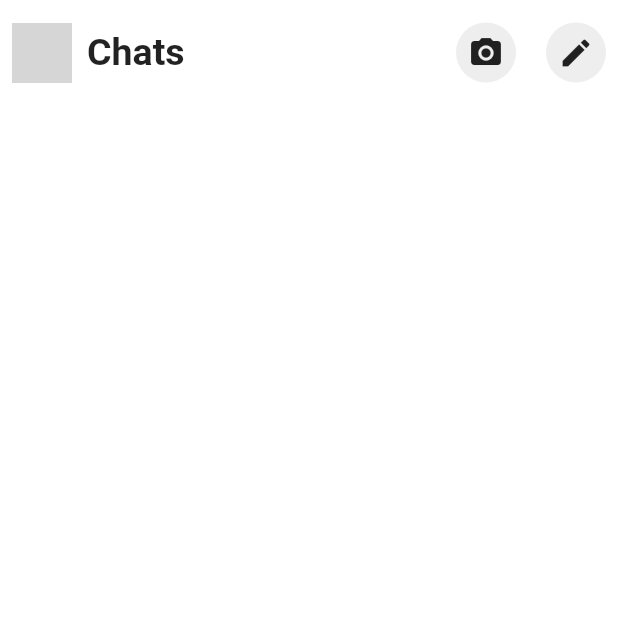
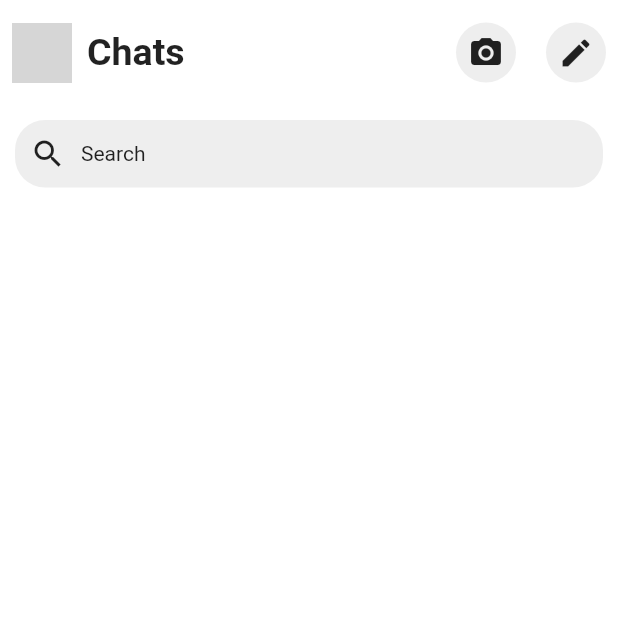
Before and after one commit to Mobile-App-Resources/FlutterUIPractice, a Flutter app: the screen it shows after launch, on a phone screen of 412 x 824 dp, the top half of it. Run offline on Flutter 3.47's test engine with Material 2 defaults, Android fonts, the phone set to English and light mode, and no system bars; network calls fail; grey boxes are pictures that could not be loaded.

Commit message:
Search Header is done

```diff
--- a/awesome_ui_practice/lib/screens/FBMessangerUI.dart
+++ b/awesome_ui_practice/lib/screens/FBMessangerUI.dart
@@ -19,7 +19,7 @@ class FBMessangerUIHomeScreen extends StatelessWidget {
                       shape: BoxShape.circle,
                       image: DecorationImage(
                           image: NetworkImage(
-                              "https://scontent.fpnq2-1.fna.fbcdn.net/v/t31.0-8/21949782_1703850876354865_8746594292840452369_o.jpg?_nc_cat=109&_nc_sid=13bebb&_nc_ohc=iNQMHaSnzRIAX9GxmgN&_nc_ht=scontent.fpnq2-1.fna&oh=097c586899a011864fa690a6a8ca235d&oe=5F2F9C7E"),
+                              "https://i.pinimg.com/originals/30/28/4a/30284a7eafb27bb208e466738611c420.jpg"),
                           fit: BoxFit.cover)),
                 ),
                 SizedBox(
@@ -59,6 +59,31 @@ class FBMessangerUIHomeScreen extends StatelessWidget {
     );
   }
 
+  Widget getSearchCOntroller(){
+
+    return Padding(
+      padding: const EdgeInsets.all(10.0),
+      child: Container(
+        decoration: BoxDecoration(
+          shape: BoxShape.rectangle,
+          borderRadius: BorderRadius.circular(20),
+          color: Colors.grey[200],
+        ),
+        child: Padding(
+          padding: const EdgeInsets.symmetric(horizontal: 10),
+          child: Row(
+            children: <Widget>[
+              Icon(Icons.search),
+              SizedBox(width: 10,),
+              Text("Search"),
+            ],
+          ),
+        ),
+        height: 45,
+      ),
+    );
+}
+
   @override
   Widget build(BuildContext context) {
     return Scaffold(
@@ -67,6 +92,7 @@ class FBMessangerUIHomeScreen extends StatelessWidget {
         child: Column(
           children: <Widget>[
             getHeaderWidget(),
+            getSearchCOntroller(),
           ],
         ),
       ),
```
